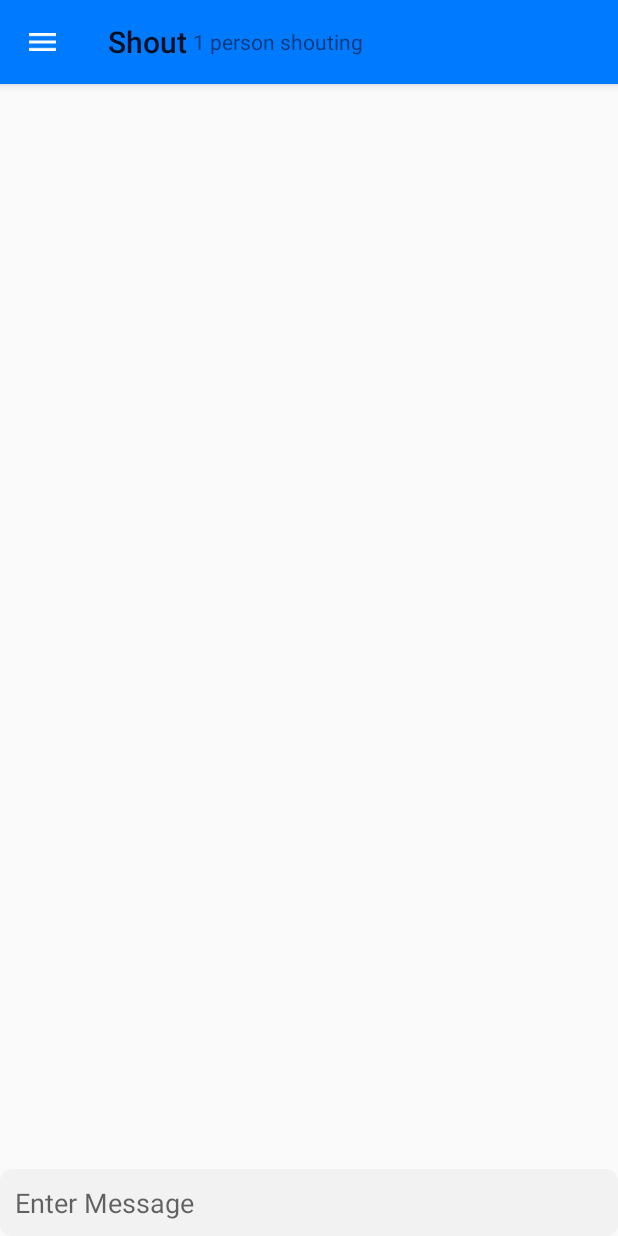
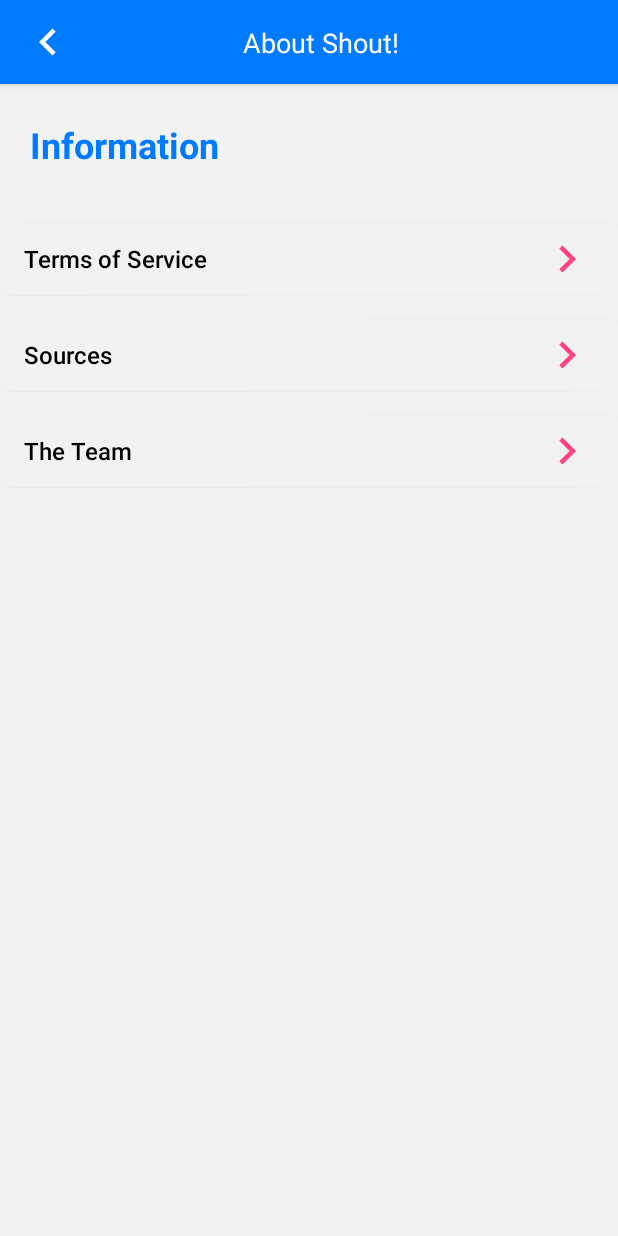
Before and after one commit to CP317S18/Android, an Android app: the MainActivity screen opened directly, with no data from a screen before it, in the side drawer, after a tap on "About Shout", on a phone screen of 412 x 824 dp. Run offline under Robolectric (Android 15) with nearby library versions, the phone set to English and light mode, and no system bars; libraries missing offline, so code that uses them is left out: com.bridgefy.sdk.

Commit message:
Merged code  - Fixed imbedded screens  - Fixed setContentview... actually broken code  - Updated layouts

```diff
--- a/app/src/main/java/com/shout/android/MainActivity.java
+++ b/app/src/main/java/com/shout/android/MainActivity.java
@@ -34,6 +34,7 @@
             BluetoothClient.getInstance();
     private TextView numPeopleShouting;
     private DrawerLayout mDrawerLayout;
+    private Intent intent;
 
     @Override
     public boolean onCreateOptionsMenu(Menu menu) {
@@ -81,13 +82,18 @@
                     builder.show();
                     break;
                 case R.id.nav_notification:
-                    Intent intent = new Intent(this, NotificationActivity.class);
+                    intent = new Intent(this, NotificationActivity.class);
+                    startActivityForResult(intent, 0);
+                    break;
+                case R.id.nav_bugs:
+                    intent = new Intent(this, BugsActivity.class);
+                    //startActivityForResult(intent, 0);
                     startActivity(intent);
                     break;
-                case R.id.nav_bugs:
-                    //setContentView(R.layout.bug_report);
-                    break;
                 case R.id.nav_about:
+                    intent = new Intent(this, SettingsAboutActivity.class);
+                    //startActivityForResult(intent, 0);
+                    startActivity(intent);
                     break;
                 default:
                     return false;
@@ -203,4 +209,9 @@
             numPeopleShouting.setText(getString(R.string.people_shouting_template, count));
         }
     }
+
+    @Override
+    protected void onActivityResult(int requestCode, int resultCode, Intent data) {
+        super.onActivityResult(requestCode, resultCode, data);
+    }
 }
--- /dev/null
+++ b/app/src/main/java/com/shout/android/SettingsAboutActivity.java
@@ -0,0 +1,37 @@
+package com.shout.android;
+import android.content.Intent;
+import android.os.Bundle;
+import android.support.annotation.Nullable;
+import android.support.v4.app.NavUtils;
+import android.support.v7.app.AppCompatActivity;
+import android.widget.Button;
+import android.widget.ImageButton;
+
+public class SettingsAboutActivity extends AppCompatActivity {
+    @Override
+    public void onCreate(@Nullable Bundle savedInstanceState) {
+        super.onCreate(savedInstanceState);
+        setContentView(R.layout.settings_about);
+        Button terms = findViewById(R.id.termsofservice);
+        Button sources = findViewById(R.id.sources);
+        Button team = findViewById(R.id.theteam);
+        terms.setOnClickListener(view -> goToTerms());
+        sources.setOnClickListener(view -> goToSources());
+        team.setOnClickListener(view -> goToTeam());
+        ImageButton back = findViewById(R.id.aboutBack);
+        back.setOnClickListener((view) -> NavUtils.navigateUpFromSameTask(this));
+
+    }
+    private void goToTerms(){
+        Intent intent = new Intent(this,TermsOfServicesActivity.class);
+        startActivity(intent);
+    }
+    private void goToSources(){
+        Intent intent = new Intent(this,SourcesActivity.class);
+        startActivity(intent);
+    }
+    private void goToTeam(){
+        Intent intent = new Intent(this,TheTeamActivity.class);
+        startActivity(intent);
+    }
+}
--- /dev/null
+++ b/app/src/main/res/drawable/ic_chevron_right_accent_36dp.xml
@@ -0,0 +1,7 @@
+<vector android:height="36dp" android:viewportHeight="24.0"
+    android:viewportWidth="24.0"
+    android:width="36dp"
+    xmlns:android="http://schemas.android.com/apk/res/android">
+    <path android:fillColor="@color/colorAccent" android:pathData="M10,6L8.59,7.41 13.17,12l-4.58,4.59L10,18l6,-6z"/>
+
+</vector>
--- a/app/src/main/res/layout/activity_notification.xml
+++ b/app/src/main/res/layout/activity_notification.xml
@@ -37,6 +37,7 @@
                     android:layout_marginTop="8dp"
                     android:gravity="center"
                     android:text="@string/title_notification_page"
+                    android:textColor="@android:color/white"
                     android:textSize="18sp"
                     app:layout_constraintBottom_toBottomOf="parent"
                     app:layout_constraintEnd_toEndOf="parent"
--- /dev/null
+++ b/app/src/main/res/layout/settings_about.xml
@@ -0,0 +1,106 @@
+<?xml version="1.0" encoding="utf-8"?>
+<RelativeLayout xmlns:android="http://schemas.android.com/apk/res/android"
+    xmlns:app="http://schemas.android.com/apk/res-auto"
+    xmlns:tools="http://schemas.android.com/tools"
+    android:layout_width="match_parent"
+    android:layout_height="match_parent"
+    android:gravity="center_horizontal"
+    android:orientation="vertical"
+    android:background="#F2F2F2"
+    >
+    <android.support.design.widget.AppBarLayout
+        android:layout_width="match_parent"
+        android:layout_height="wrap_content"
+        android:theme="@style/AppTheme.AppBarOverlay">
+        <android.support.v7.widget.Toolbar
+            android:id="@+id/toolbar"
+            android:layout_width="match_parent"
+            android:layout_height="?attr/actionBarSize"
+            android:background="?attr/colorPrimary"
+            android:elevation="0dp"
+            android:textAlignment="center"
+            app:popupTheme="@style/AppTheme.PopupOverlay">
+            <android.support.constraint.ConstraintLayout
+                android:layout_width="match_parent"
+                android:layout_height="match_parent">
+                <ImageButton
+                    android:id="@+id/aboutBack"
+                    style="?android:attr/borderlessButtonStyle"
+                    android:layout_width="32dp"
+                    android:layout_height="wrap_content"
+                    android:src="@drawable/ic_chevron_left_black_36dp" />
+                <TextView
+                    android:id="@+id/settingsNotificationHeader"
+                    android:layout_width="wrap_content"
+                    android:layout_height="wrap_content"
+                    android:layout_gravity="center"
+                    android:layout_margin="10dp"
+                    android:gravity="center"
+                    android:text="About Shout!"
+                    android:textColor="@android:color/white"
+                    android:textSize="18sp"
+                    app:layout_constraintBottom_toBottomOf="parent"
+                    app:layout_constraintEnd_toEndOf="parent"
+                    app:layout_constraintStart_toStartOf="parent"
+                    app:layout_constraintTop_toTopOf="parent" />
+            </android.support.constraint.ConstraintLayout>
+        </android.support.v7.widget.Toolbar>
+    </android.support.design.widget.AppBarLayout>
+    <!-- Opening Screen Content -->
+    <TextView
+        android:id="@+id/bluetooth_on_text"
+        android:layout_marginTop="60dp"
+        android:layout_width="match_parent"
+        android:layout_height="wrap_content"
+        android:padding="20dp"
+        android:paddingLeft="@dimen/activity_horizontal_margin"
+        android:ems="10"
+        android:text="Information"
+        android:textStyle="bold"
+        android:textSize="24sp"
+        android:textColor="@color/colorPrimary"
+        android:background="@drawable/button_white"
+        android:fontFamily="sans-serif"/>
+    <Button
+        android:id="@+id/termsofservice"
+        android:layout_width="match_parent"
+        android:layout_height="wrap_content"
+        android:layout_below="@id/bluetooth_on_text"
+        android:layout_marginTop="@dimen/activity_vertical_margin"
+        android:paddingHorizontal="@dimen/activity_horizontal_margin"
+        android:drawableRight="@drawable/ic_chevron_right_accent_36dp"
+        android:background="@drawable/button_white"
+        android:text="Terms of Service"
+        android:textAlignment="textStart"
+        android:textSize="16sp"
+        android:textColor="@android:color/black"
+        android:textAllCaps="false"/>
+    <Button
+        android:id="@+id/sources"
+        android:layout_width="match_parent"
+        android:layout_height="wrap_content"
+        android:layout_below="@id/termsofservice"
+        android:layout_marginTop="@dimen/activity_vertical_margin"
+        android:paddingHorizontal="@dimen/activity_horizontal_margin"
+        android:drawableRight="@drawable/ic_chevron_right_accent_36dp"
+        android:background="@drawable/button_white"
+        android:text="Sources"
+        android:textAlignment="textStart"
+        android:textSize="16sp"
+        android:textColor="@android:color/black"
+        android:textAllCaps="false"/>
+    <Button
+        android:id="@+id/theteam"
+        android:layout_width="match_parent"
+        android:layout_height="wrap_content"
+        android:layout_below="@id/sources"
+        android:layout_marginTop="@dimen/activity_vertical_margin"
+        android:paddingHorizontal="@dimen/activity_horizontal_margin"
+        android:drawableRight="@drawable/ic_chevron_right_accent_36dp"
+        android:background="@drawable/button_white"
+        android:text="The Team"
+        android:textAlignment="textStart"
+        android:textSize="16sp"
+        android:textColor="@android:color/black"
+        android:textAllCaps="false"/>
+</RelativeLayout>
```
Also changed, not shown: app/src/main/AndroidManifest.xml (+24 -7 lines), app/src/main/java/com/shout/android/BugsActivity.java (added, +19 -0 lines), app/src/main/java/com/shout/android/SourcesActivity.java (added, +18 -0 lines), app/src/main/java/com/shout/android/TermsOfServicesActivity.java (added, +15 -0 lines), app/src/main/java/com/shout/android/TheTeamActivity.java (added, +18 -0 lines), app/src/main/res/layout/activity_source.xml (added, +59 -0 lines), app/src/main/res/layout/activity_terms_of_service.xml (added, +127 -0 lines), app/src/main/res/layout/activity_the_team.xml (added, +80 -0 lines), app/src/main/res/layout/bug_report.xml (+33 -16 lines).
